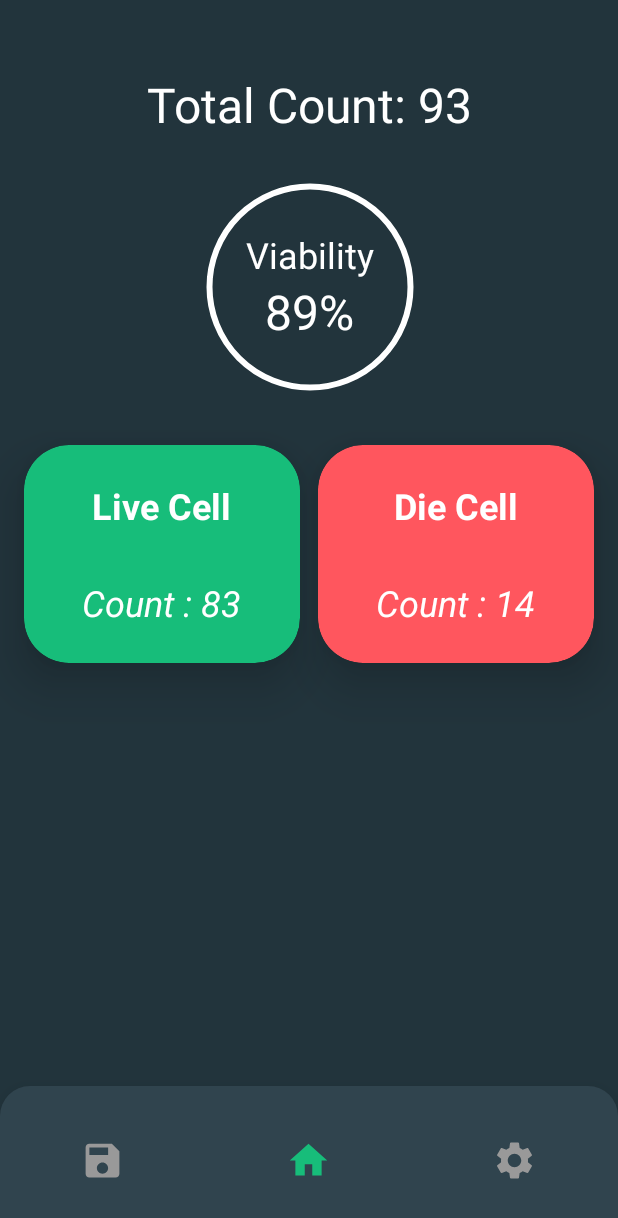
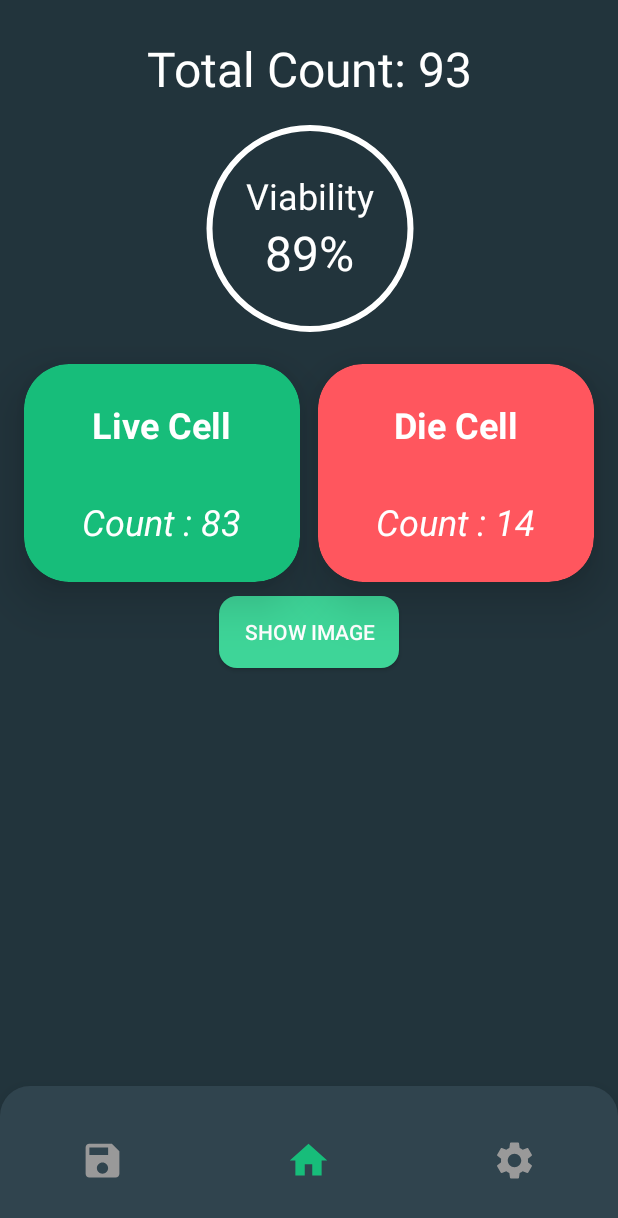
Before and after one commit to Sxbxn/Capstone, an Android app: the fragment ResultRecyclerFragment placed in its activity, on a phone screen of 412 x 824 dp. Shown: the top 1218 px of the screen. Run offline under Robolectric (Android 15) with nearby library versions, the phone set to English and light mode, and no system bars; our stand-ins replace Dagger/Hilt's generated code; network calls fail; pictures from the network do not load.

Commit message:
FEAT: Recycler 각 item에 결과 이미지 추가

```diff
--- a/android/Cellification/app/src/main/res/layout/fragment_result_recycler.xml
+++ b/android/Cellification/app/src/main/res/layout/fragment_result_recycler.xml
@@ -9,7 +9,7 @@
     <FrameLayout
         android:id="@+id/percent_framelayout"
         android:layout_width="200dp"
-        android:layout_height="200dp"
+        android:layout_height="170dp"
         android:background="@drawable/percent_circle"
         app:layout_constraintEnd_toEndOf="@+id/totalCountText"
         app:layout_constraintStart_toStartOf="@+id/totalCountText"
@@ -44,7 +44,7 @@
         android:id="@+id/totalCountText"
         android:layout_width="wrap_content"
         android:layout_height="wrap_content"
-        android:layout_marginTop="48dp"
+        android:layout_marginTop="24dp"
         android:text="Total Count: 93"
         android:textColor="@color/white"
         android:textSize="32sp"
@@ -147,4 +147,16 @@
         </LinearLayout>
     </androidx.cardview.widget.CardView>
 
+    <androidx.appcompat.widget.AppCompatButton
+        android:id="@+id/show_image"
+        android:background="@drawable/button_style"
+        android:textColor="@color/white"
+        android:layout_width="120dp"
+        android:layout_height="wrap_content"
+        android:layout_marginTop="160dp"
+        android:text="show Image"
+        app:layout_constraintEnd_toEndOf="parent"
+        app:layout_constraintStart_toStartOf="parent"
+        app:layout_constraintTop_toBottomOf="@+id/percent_framelayout" />
+
 </androidx.constraintlayout.widget.ConstraintLayout>
```
Also changed, not shown: android/Cellification/app/src/main/java/com/kyonggi/cellification/ui/cell/ResultRecyclerFragment.kt (+25 -1 lines), android/Cellification/app/src/main/res/layout/result_image.xml (added, +17 -0 lines).
